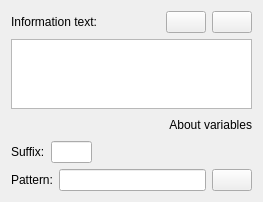
First picture: the form in dialogs/profiledatainfowidgetUI.ui, repository KDE/audex, before the edit.
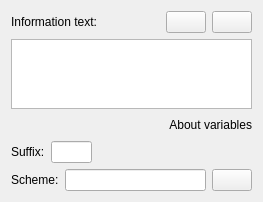
Second picture: the form after the edit. Custom widgets are drawn as their Qt base class.

Commit message: Unify mixed expressions pattern and scheme to scheme

Patch:
```diff
--- a/dialogs/profiledatainfowidgetUI.ui
+++ b/dialogs/profiledatainfowidgetUI.ui
@@ -96,7 +96,7 @@
      <item>
       <widget class="QLabel" name="label_pattern">
        <property name="text">
-        <string>Pattern:</string>
+        <string>Scheme:</string>
        </property>
       </widget>
      </item>
```
Left out of the diff: 6 changed lines with no effect on the pictures. The commit also changes 42 other files.
